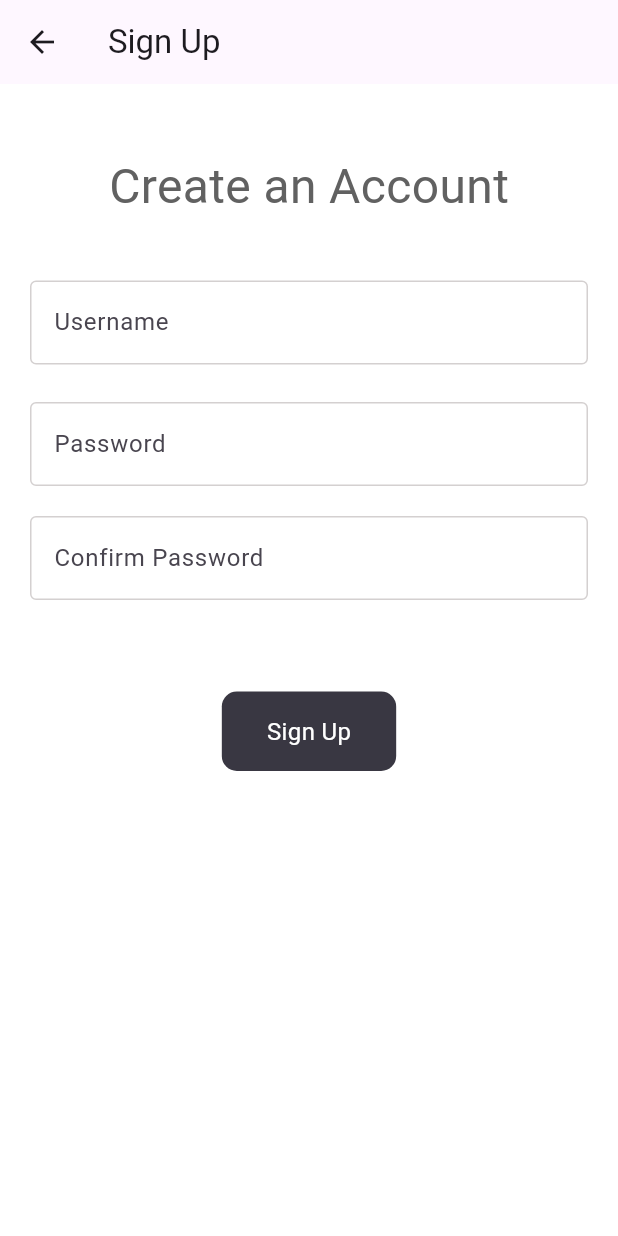
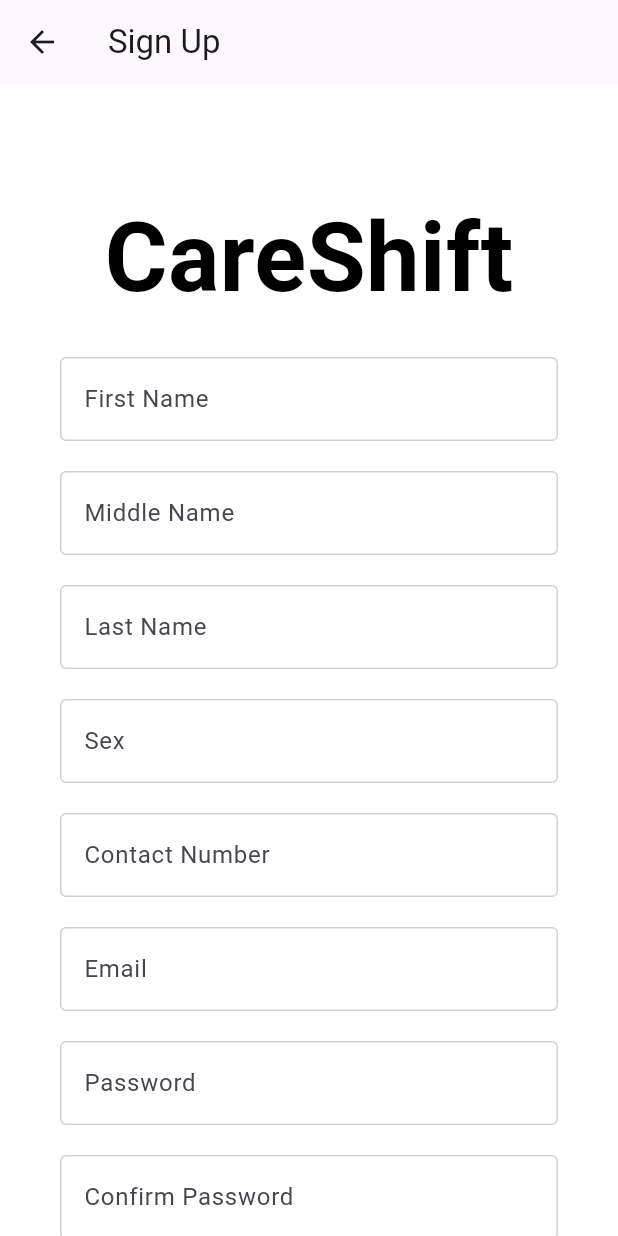
Before and after one commit to RJSeebs02/CareShift_Mobile, a Flutter app: the RegisterPage screen opened directly, on a phone screen of 412 x 824 dp. Run offline on Flutter 3.47's test engine with Material 3 defaults, Android fonts, the phone set to English and light mode, and no system bars; our stand-ins replace shared_preferences; accounts and stored records are empty; network calls fail.

Commit message:
Add files via upload

```diff
--- a/lib/register.dart
+++ b/lib/register.dart
@@ -11,52 +11,74 @@ class RegisterPage extends StatefulWidget {
 }
 
 class _RegisterPageState extends State<RegisterPage> {
-  TextEditingController usernameController = TextEditingController();
-  TextEditingController passwordController = TextEditingController();
-  TextEditingController cpasswordController = TextEditingController();
+  final TextEditingController emailController = TextEditingController();
+  final TextEditingController passwordController = TextEditingController();
+  final TextEditingController cpasswordController = TextEditingController();
+  final TextEditingController firstNameController = TextEditingController();
+  final TextEditingController middleNameController = TextEditingController();
+  final TextEditingController lastNameController = TextEditingController();
+  final TextEditingController sexController = TextEditingController();
+  final TextEditingController contactController = TextEditingController();
+  final TextEditingController positionController = TextEditingController();
+  final TextEditingController departmentController = TextEditingController();
+
   String errorMessage = '';
 
   Future<void> _signup() async {
-    final String user_username = usernameController.text.trim();
-    final String user_password = passwordController.text.trim();
-    final String user_cpassword = cpasswordController.text.trim();
+  final String nurse_email = emailController.text.trim();
+  final String nurse_password = passwordController.text.trim();
+  final String nurse_cpassword = cpasswordController.text.trim();
+  final String nurse_fname = firstNameController.text.trim();
+  final String nurse_mname = middleNameController.text.trim();
+  final String nurse_lname = lastNameController.text.trim();
+  final String nurse_sex = sexController.text.trim();
+  final String nurse_contact = contactController.text.trim();
+  final String nurse_position = positionController.text.trim();
+  final String nurse_department = departmentController.text.trim();
 
-    if (user_password != user_cpassword) {
+  if (nurse_email.isEmpty || nurse_password.isEmpty || nurse_cpassword.isEmpty ||
+      nurse_fname.isEmpty || nurse_lname.isEmpty || nurse_sex.isEmpty ||
+      nurse_contact.isEmpty || nurse_position.isEmpty || nurse_department.isEmpty) {
+    setState(() {
+      errorMessage = 'Please fill in all fields!';
+    });
+    return;
+  }
+
+  if (nurse_password != nurse_cpassword) {
     setState(() {
       errorMessage = 'Passwords do not match!';
     });
     return;
   }
 
-    // Your API endpoint for registration
-    const String apiUrl = 'https://zenenix.helioho.st/serve/user/create.php';
-    const String apiUrlCart = 'https://zenenix.helioho.st/serve/carting/cartcreate.php';
+  const String apiUrl = 'https://russgarde03.helioho.st/serve/nurse/create.php';
 
   try {
     final response = await http.post(
       Uri.parse(apiUrl),
-        body: jsonEncode({'user_username': user_username, 'user_password': user_password}),
+      body: jsonEncode({
+        'nurse_email': nurse_email,
+        'nurse_password': nurse_password,
+        'nurse_fname': nurse_fname,
+        'nurse_mname': nurse_mname,
+        'nurse_lname': nurse_lname,
+        'nurse_sex': nurse_sex,
+        'nurse_contact': nurse_contact,
+        'nurse_position': nurse_position,
+        'nurse_department': nurse_department,
+      }),
       headers: {'Content-Type': 'application/json'},
     );
 
+    // Log response for debugging
+    print('Response status: ${response.statusCode}');
+    print('Response body: ${response.body}');
+
     if (response.statusCode == 201) {
-        // Successful registration
-          try {
-            final response = await http.post(
-            Uri.parse(apiUrlCart),
-            body: jsonEncode({'user_username': user_username}),
-            headers: {'Content-Type': 'application/json'},
-          );
-          } catch (e) {
-            // Handle network errors
-            setState(() {
-              errorMessage = 'Error huhu: $e';
-            });
-          }
       final responseData = jsonDecode(response.body);
-        final bool success = responseData['message'] == "User was created.";
+      final bool success = responseData['message'] == "Account was created.";
 
-        // Store registration status in shared preferences
       SharedPreferences prefs = await SharedPreferences.getInstance();
       await prefs.setBool('registered', success);
 
@@ -64,22 +86,24 @@ class _RegisterPageState extends State<RegisterPage> {
         _navigateToLogin();
       } else {
         setState(() {
-            errorMessage = 'Failed to register.';
+          errorMessage = 'Failed to register. Please try again.';
         });
       }
+    } else if (response.statusCode == 400) {
+      final responseData = jsonDecode(response.body);
+      setState(() {
+        errorMessage = responseData['message']; // Display specific error message from server
+      });
     } else if (response.statusCode == 503) {
-        // Username already exists
       setState(() {
-          errorMessage = 'Username already exists!';
+        errorMessage = 'Email already exists!';
       });
     } else {
-        // Handle other errors
       setState(() {
-          errorMessage = 'Please Fill in the Required Fields!';
+        errorMessage = 'An unexpected error occurred. Please try again.';
       });
     }
   } catch (e) {
-      // Handle network errors
     setState(() {
       errorMessage = 'Error: $e';
     });
@@ -104,103 +128,9 @@ class _RegisterPageState extends State<RegisterPage> {
             child: Column(
               mainAxisAlignment: MainAxisAlignment.center,
               children: [
-                const SizedBox(height: 25),
-
-                Text(
-                  'Create an Account',
-                  style: TextStyle(
-                    color: Colors.grey[700],
-                    fontSize: 32,
-                  ),
-                ),
-
-                const SizedBox(height: 40),
-
-                Column(
-                  mainAxisAlignment: MainAxisAlignment.center,
-                  children: [
-                    TextField(
-                      cursorColor: Colors.black,
-                      controller: usernameController,
-                      decoration: const InputDecoration(
-                        enabledBorder: OutlineInputBorder(
-                          borderSide: BorderSide(color: Color.fromARGB(255, 212, 208, 208)),
-                        ),
-                        focusedBorder: OutlineInputBorder(
-                          borderSide: BorderSide(color: Color.fromARGB(255, 0, 0, 0)),
-                        ),
-                        fillColor: Colors.white,
-                        filled: true,
-                        hintText: 'Username',
-                      ),
-                    ),
-
-                    const SizedBox(height: 25),
-
-                    TextField(
-                      cursorColor: Colors.black,
-                      controller: passwordController,
-                      decoration: const InputDecoration(
-                        enabledBorder: OutlineInputBorder(
-                          borderSide: BorderSide(color: Color.fromARGB(255, 212, 208, 208)),
-                        ),
-                        focusedBorder: OutlineInputBorder(
-                          borderSide: BorderSide(color: Color.fromARGB(255, 0, 0, 0)),
-                        ),
-                        fillColor: Colors.white,
-                        filled: true,
-                        hintText: 'Password',
-                      ),
-                      obscureText: true,
-                    ),
-
-                    const SizedBox(height: 20.0),
-
-                    TextField(
-                      cursorColor: Colors.black,
-                      controller: cpasswordController,
-                      decoration: const InputDecoration(
-                        enabledBorder: OutlineInputBorder(
-                          borderSide: BorderSide(color: Color.fromARGB(255, 212, 208, 208)),
-                        ),
-                        focusedBorder: OutlineInputBorder(
-                          borderSide: BorderSide(color: Color.fromARGB(255, 0, 0, 0)),
-                        ),
-                        fillColor: Colors.white,
-                        filled: true,
-                        hintText: 'Confirm Password',
-                      ),
-                      obscureText: true,
-                    ),
-
-                    const SizedBox(height: 20.0),
-
-                    Text(
-                      errorMessage,
-                      style: const TextStyle(color: Colors.red),
-                    ),
-                    const SizedBox(height: 20.0),
-
-                    GestureDetector(
-                      onTap: _signup,
-                      child: Container(
-                        padding: const EdgeInsets.symmetric(vertical: 15, horizontal: 30),
-                        decoration: BoxDecoration(
-                          color: const Color(0xFF393742),
-                          borderRadius: BorderRadius.circular(10),
-                        ),
-                        child: const Text(
-                          'Sign Up',
-                          style: TextStyle(
-                            color: Colors.white,
-                            fontSize: 16,
-                          ),
-                        ),
-                      ),
-                    ),
-                    const SizedBox(height: 60.0),
-                  ],
-                ),
+                const SizedBox(height: 50),
+                _buildTitle(),
+                _buildRegisterForm(),
               ],
             ),
           ),
@@ -208,4 +138,111 @@ class _RegisterPageState extends State<RegisterPage> {
       ),
     );
   }
+
+  Widget _buildTitle() {
+    return const Text(
+      'CareShift',
+      style: TextStyle(
+        color: Colors.black,
+        fontSize: 64,
+        fontWeight: FontWeight.bold,
+      ),
+    );
   }
+
+  Widget _buildRegisterForm() {
+    return Padding(
+      padding: const EdgeInsets.all(20.0),
+      child: Column(
+        children: [
+          TextField(
+            controller: firstNameController,
+            decoration: _inputDecoration('First Name'),
+          ),
+          const SizedBox(height: 20.0),
+          TextField(
+            controller: middleNameController,
+            decoration: _inputDecoration('Middle Name'),
+          ),
+          const SizedBox(height: 20.0),
+          TextField(
+            controller: lastNameController,
+            decoration: _inputDecoration('Last Name'),
+          ),
+          const SizedBox(height: 20.0),
+          TextField(
+            controller: sexController,
+            decoration: _inputDecoration('Sex'),
+          ),
+          const SizedBox(height: 20.0),
+          TextField(
+            controller: contactController,
+            decoration: _inputDecoration('Contact Number'),
+          ),
+          const SizedBox(height: 20.0),
+          TextField(
+            controller: emailController,
+            decoration: _inputDecoration('Email'),
+          ),
+          const SizedBox(height: 20.0),
+          TextField(
+            controller: passwordController,
+            decoration: _inputDecoration('Password'),
+            obscureText: true,
+          ),
+          const SizedBox(height: 20.0),
+          TextField(
+            controller: cpasswordController,
+            decoration: _inputDecoration('Confirm Password'),
+            obscureText: true,
+          ),
+          const SizedBox(height: 20.0),
+          TextField(
+            controller: positionController,
+            decoration: _inputDecoration('Position'),
+          ),
+          const SizedBox(height: 20.0),
+          TextField(
+            controller: departmentController,
+            decoration: _inputDecoration('Department'),
+          ),
+          const SizedBox(height: 20.0),
+          Text(errorMessage, style: const TextStyle(color: Colors.red)),
+          const SizedBox(height: 20.0),
+          _buildSignupButton(),
+        ],
+      ),
+    );
+  }
+
+  InputDecoration _inputDecoration(String hintText) {
+    return InputDecoration(
+      enabledBorder: OutlineInputBorder(
+        borderSide: BorderSide(color: const Color.fromARGB(255, 212, 208, 208)),
+      ),
+      focusedBorder: OutlineInputBorder(
+        borderSide: BorderSide(color: const Color.fromARGB(255, 0, 0, 0)),
+      ),
+      fillColor: Colors.white,
+      filled: true,
+      hintText: hintText,
+    );
+  }
+
+  Widget _buildSignupButton() {
+    return GestureDetector(
+      onTap: _signup,
+      child: Container(
+        padding: const EdgeInsets.symmetric(vertical: 15, horizontal: 30),
+        decoration: BoxDecoration(
+          color: const Color(0xFF29CE7A),
+          borderRadius: BorderRadius.circular(10),
+        ),
+        child: const Text(
+          'Sign Up',
+          style: TextStyle(color: Colors.white, fontSize: 16),
+        ),
+      ),
+    );
+  }
+}
```
Also changed, not shown: lib/home.dart (+57 -23 lines), lib/login.dart (+142 -121 lines), lib/colors.dart (line endings or trailing spaces), lib/main.dart (line endings or trailing spaces). Lines whose indentation alone changed are shown as unchanged.
